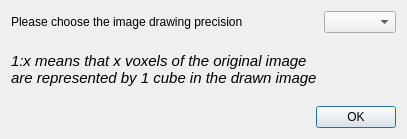
This is demo/Polyhedron/Plugins/Mesh_3/Image_res_dialog.ui in CGAL/releases as Qt 5 draws it before an edit. The edited form follows.
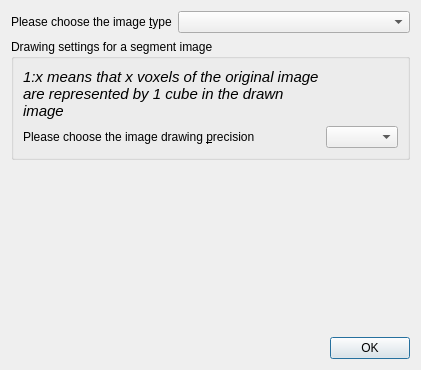
This is the edited form.

Diff of the .ui file:
```diff
--- a/demo/Polyhedron/Plugins/Mesh_3/Image_res_dialog.ui
+++ b/demo/Polyhedron/Plugins/Mesh_3/Image_res_dialog.ui
@@ -5,8 +5,8 @@
    <rect>
     <x>0</x>
     <y>0</y>
-    <width>407</width>
-    <height>139</height>
+    <width>421</width>
+    <height>370</height>
    </rect>
   </property>
   <property name="sizePolicy">
@@ -18,21 +18,24 @@
   <property name="windowTitle">
    <string>Image Drawing Precision</string>
   </property>
-  <layout class="QGridLayout" name="gridLayout" rowstretch="0,0,0,0,0,0,0">
-   <item row="0" column="0">
-    <widget class="QLabel" name="label">
-     <property name="lineWidth">
-      <number>1</number>
+  <layout class="QGridLayout" name="gridLayout" rowstretch="0,0,0,0,0,0,0,0,0,0,0,0,0" columnstretch="0,1">
+   <item row="11" column="0" colspan="2">
+    <spacer name="verticalSpacer">
+     <property name="orientation">
+      <enum>Qt::Vertical</enum>
      </property>
-     <property name="text">
-      <string>Please choose the image drawing precision</string>
+     <property name="sizeHint" stdset="0">
+      <size>
+       <width>20</width>
+       <height>0</height>
+      </size>
      </property>
-     <property name="wordWrap">
-      <bool>true</bool>
-     </property>
-    </widget>
+    </spacer>
    </item>
-   <item row="6" column="0" colspan="2">
+   <item row="0" column="1">
+    <widget class="QComboBox" name="imageType"/>
+   </item>
+   <item row="12" column="0" colspan="2">
     <widget class="QDialogButtonBox" name="buttonBox">
      <property name="orientation">
       <enum>Qt::Horizontal</enum>
@@ -42,14 +45,32 @@
      </property>
     </widget>
    </item>
-   <item row="0" column="1">
+   <item row="0" column="0">
+    <widget class="QLabel" name="label_3">
+     <property name="text">
+      <string>Please choose the image &amp;type</string>
+     </property>
+     <property name="buddy">
+      <cstring>imageType</cstring>
+     </property>
+    </widget>
+   </item>
+   <item row="2" column="0" colspan="2">
+    <widget class="QGroupBox" name="groupBox">
+     <property name="title">
+      <string>Drawing settings for a segment image</string>
+     </property>
+     <layout class="QGridLayout" name="gridLayout_2">
+      <item row="0" column="0">
+       <layout class="QGridLayout" name="gridLayout_3" columnstretch="0,1">
+        <item row="2" column="1">
     <widget class="QComboBox" name="precisionList">
      <property name="editable">
       <bool>false</bool>
      </property>
     </widget>
    </item>
-   <item row="1" column="0">
+        <item row="0" column="0">
     <widget class="QLabel" name="label_2">
      <property name="font">
       <font>
@@ -63,6 +84,27 @@
      <property name="wordWrap">
       <bool>true</bool>
      </property>
+         </widget>
+        </item>
+        <item row="2" column="0">
+         <widget class="QLabel" name="label">
+          <property name="lineWidth">
+           <number>1</number>
+          </property>
+          <property name="text">
+           <string>Please choose the image drawing &amp;precision</string>
+          </property>
+          <property name="wordWrap">
+           <bool>true</bool>
+          </property>
+          <property name="buddy">
+           <cstring>precisionList</cstring>
+          </property>
+         </widget>
+        </item>
+       </layout>
+      </item>
+     </layout>
     </widget>
    </item>
   </layout>
```
Left out of the diff: 3 changed lines with no effect on the pictures. Lines whose indentation alone changed are shown as unchanged.
